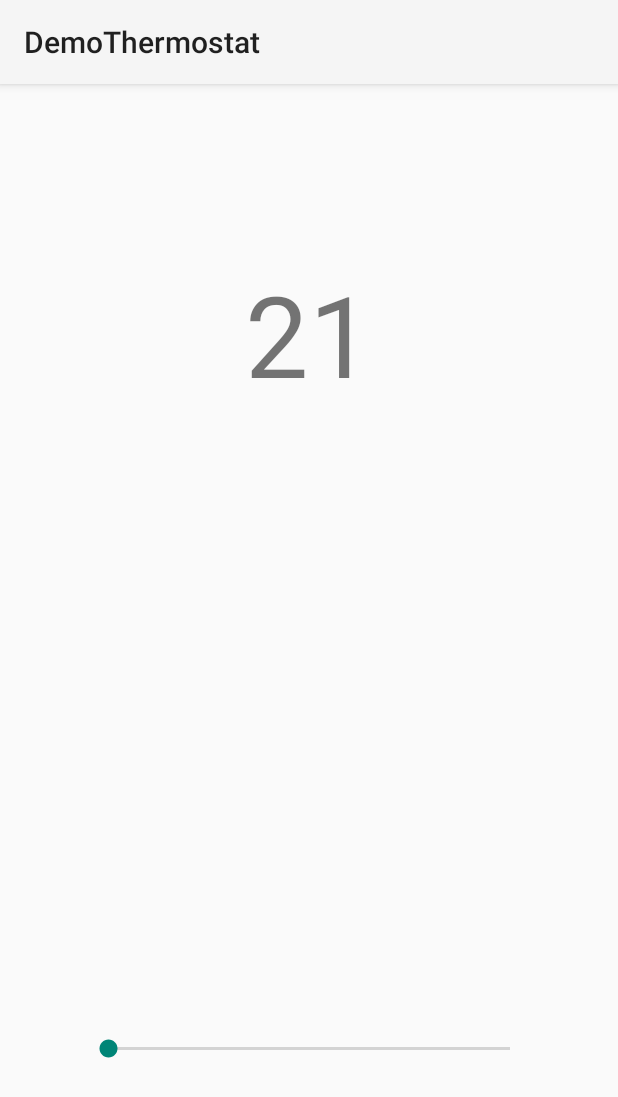
After one commit to YorMeij/Thermostat, an Android app: the layout activity_home.xml on its own in the app's theme, with its tools: preview values and no code run, on a phone screen of 412 x 824 dp. The commit adds this screen. Shown: the top 1097 px of the screen. Run offline under Robolectric (Android 15) with nearby library versions, the phone set to English and light mode, and no system bars.

Commit message:
Added new home screen
TODO:
colorfull circle
sticky seekbar
networking....

```diff
--- /dev/null
+++ b/app/src/main/res/layout/activity_home.xml
@@ -0,0 +1,32 @@
+<RelativeLayout xmlns:android="http://schemas.android.com/apk/res/android"
+    xmlns:tools="http://schemas.android.com/tools" android:layout_width="match_parent"
+    android:layout_height="match_parent" android:paddingLeft="@dimen/activity_horizontal_margin"
+    android:paddingRight="@dimen/activity_horizontal_margin"
+    android:paddingTop="@dimen/activity_vertical_margin"
+    android:paddingBottom="@dimen/activity_vertical_margin"
+    tools:context="nl.tue.demothermostat.Home">
+
+
+    <SeekBar
+        android:layout_width="300dp"
+        android:layout_height="wrap_content"
+        android:id="@+id/seekBar2"
+        android:indeterminate="false"
+        android:max="300"
+        android:layout_marginBottom="100dp"
+        android:layout_alignParentBottom="true"
+        android:layout_centerHorizontal="true" />
+
+    <TextView
+        android:layout_width="100dp"
+        android:layout_height="wrap_content"
+        android:id="@+id/DisplayTemp"
+        android:layout_marginTop="100dp"
+        android:textSize="75dp"
+        android:gravity="center"
+        android:layout_centerVertical="true"
+        android:text="21"
+        android:layout_alignParentTop="true"
+        android:layout_centerHorizontal="true" />
+
+</RelativeLayout>
--- /dev/null
+++ b/app/src/main/res/menu/menu_home.xml
@@ -0,0 +1,5 @@
+<menu xmlns:android="http://schemas.android.com/apk/res/android"
+    xmlns:tools="http://schemas.android.com/tools" tools:context="nl.tue.demothermostat.Home">
+    <item android:id="@+id/action_settings" android:title="@string/action_settings"
+        android:orderInCategory="100" android:showAsAction="never" />
+</menu>
--- a/app/src/main/res/values/strings.xml
+++ b/app/src/main/res/values/strings.xml
@@ -3,4 +3,5 @@
 
     <string name="hello_world">Hello world!</string>
     <string name="action_settings">Settings</string>
+    <string name="title_activity_home">Home</string>
 </resources>
```
Also changed, not shown: app/src/main/AndroidManifest.xml (+14 -12 lines), app/src/main/java/nl/tue/demothermostat/Home.java (added, +72 -0 lines).
